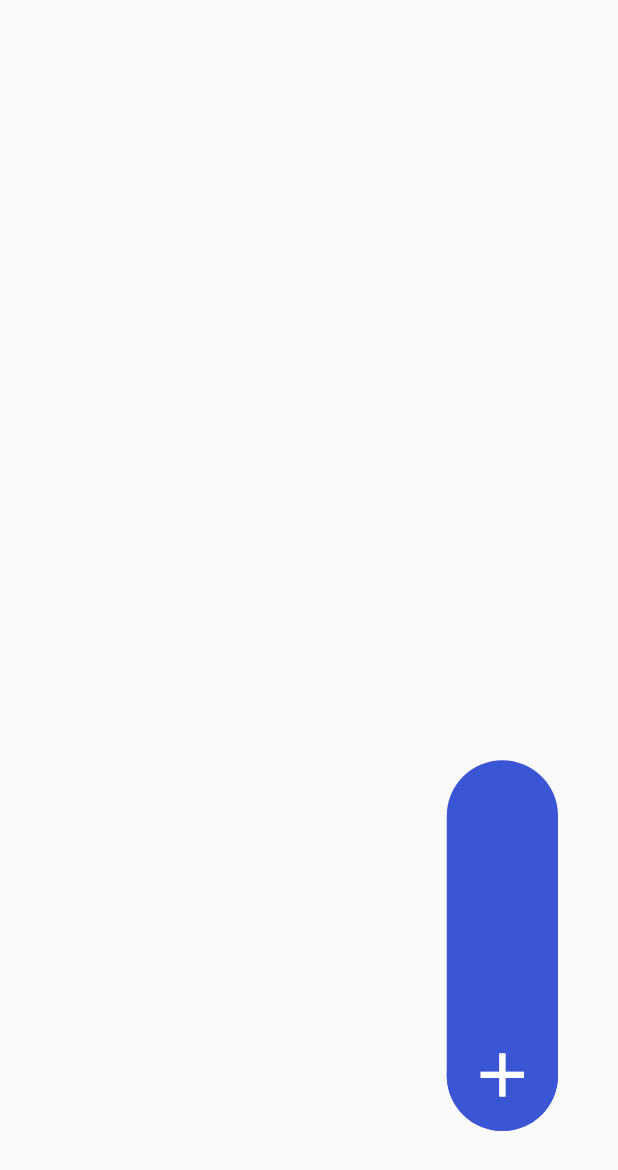
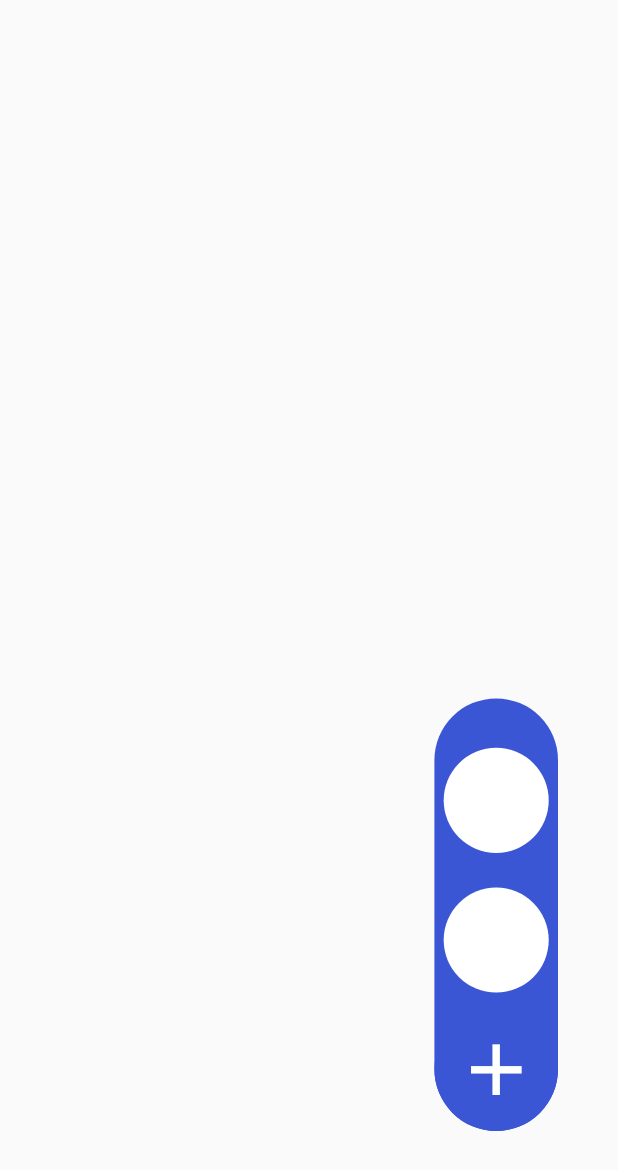
Before and after one commit to Lotura-STAC/STAC-Flutter, a Flutter app: the MainPage screen opened directly, after a tap on the "add" icon, on a phone screen of 412 x 824 dp. Shown: the top 1170 px of the screen. Run offline on Flutter 3.47's test engine with Material 2 defaults, Android fonts, the phone set to English and light mode, and no system bars.

Commit message:
뒤쪽 컨테이너에 Column 추가
위젯 달기 성공

```diff
--- a/lib/screen/main/main_page.dart
+++ b/lib/screen/main/main_page.dart
@@ -39,6 +39,7 @@ class _MainPageState extends State<MainPage>
 
   @override
   Widget build(BuildContext context) {
+    double mosw = MediaQuery.of(context).size.width;
     return Scaffold(
       body: Padding(
         padding: const EdgeInsets.only(bottom: 70, right: 40),
@@ -48,13 +49,43 @@ class _MainPageState extends State<MainPage>
               alignment: Alignment.bottomRight,
               child: AnimatedContainer(
                 duration: const Duration(milliseconds: 500),
-                width: MediaQuery.of(context).size.width * 0.18,
+                width: MediaQuery.of(context).size.width * 0.2,
                 height: isClicked
-                    ? MediaQuery.of(context).size.width * 0.6
-                    : MediaQuery.of(context).size.width * 0.18,
+                    ? MediaQuery.of(context).size.width * 0.7
+                    : MediaQuery.of(context).size.width * 0.2,
                 decoration: BoxDecoration(
                   color: CustomColor.pointColor,
                   borderRadius: BorderRadius.circular(99.0),
+                ),
+                child: Column(
+                  children: [
+                    AnimatedContainer(
+                      duration: const Duration(milliseconds: 500),
+                      height: isClicked ? mosw * 0.08 : 0,
+                    ),
+                    AnimatedContainer(
+                      duration: const Duration(milliseconds: 500),
+                      width: isClicked ? mosw * 0.17 : mosw * 0.1,
+                      height: isClicked ? mosw * 0.17 : mosw * 0.1,
+                      decoration: BoxDecoration(
+                        color: Colors.white,
+                        borderRadius: BorderRadius.circular(99.0),
+                      ),
+                    ),
+                    AnimatedContainer(
+                      duration: const Duration(milliseconds: 500),
+                      height: isClicked ? mosw * 0.056 : 0,
+                    ),
+                    AnimatedContainer(
+                      duration: const Duration(milliseconds: 500),
+                      width: isClicked ? mosw * 0.17 : mosw * 0.1,
+                      height: isClicked ? mosw * 0.17 : mosw * 0.1,
+                      decoration: BoxDecoration(
+                        color: Colors.white,
+                        borderRadius: BorderRadius.circular(99.0),
+                      ),
+                    ),
+                  ],
                 ),
               ),
             ),
@@ -66,17 +97,15 @@ class _MainPageState extends State<MainPage>
                   angle: isClicked ? 1.5708 : 0,
                   child: GestureDetector(
                     onTap: () {
-                      if (!controller.isAnimating) {
-                        setState(() {
-                          isClicked = !isClicked;
-                        });
-                        controller.reset();
-                        controller.forward();
-                      }
+                      setState(() {
+                        isClicked = !isClicked;
+                      });
+                      controller.reset();
+                      controller.forward();
                     },
                     child: Container(
-                      width: MediaQuery.of(context).size.width * 0.18,
-                      height: MediaQuery.of(context).size.width * 0.18,
+                      width: MediaQuery.of(context).size.width * 0.2,
+                      height: MediaQuery.of(context).size.width * 0.2,
                       decoration: BoxDecoration(
                         color: CustomColor.pointColor,
                         borderRadius: BorderRadius.circular(99.0),
@@ -84,7 +113,7 @@ class _MainPageState extends State<MainPage>
                       child: Icon(
                         Icons.add,
                         color: Colors.white,
-                        size: MediaQuery.of(context).size.width * 0.12,
+                        size: MediaQuery.of(context).size.width * 0.14,
                       ),
                     ),
                   ),
```
